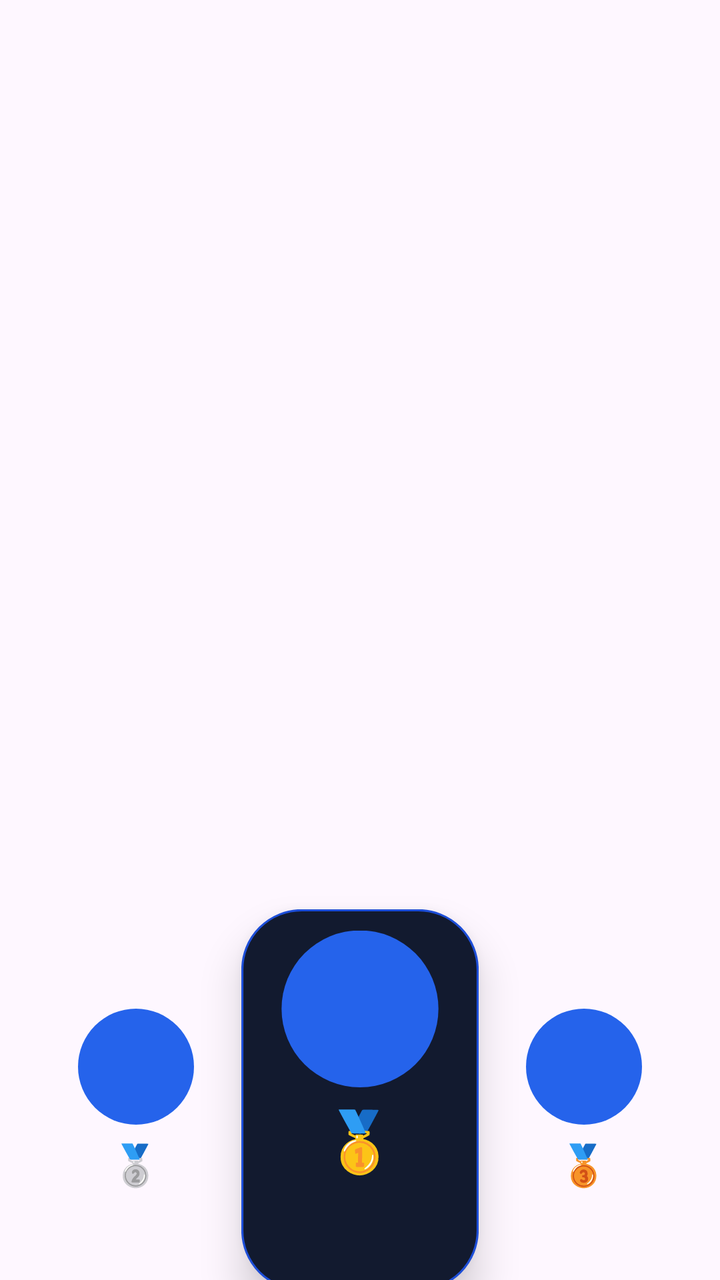
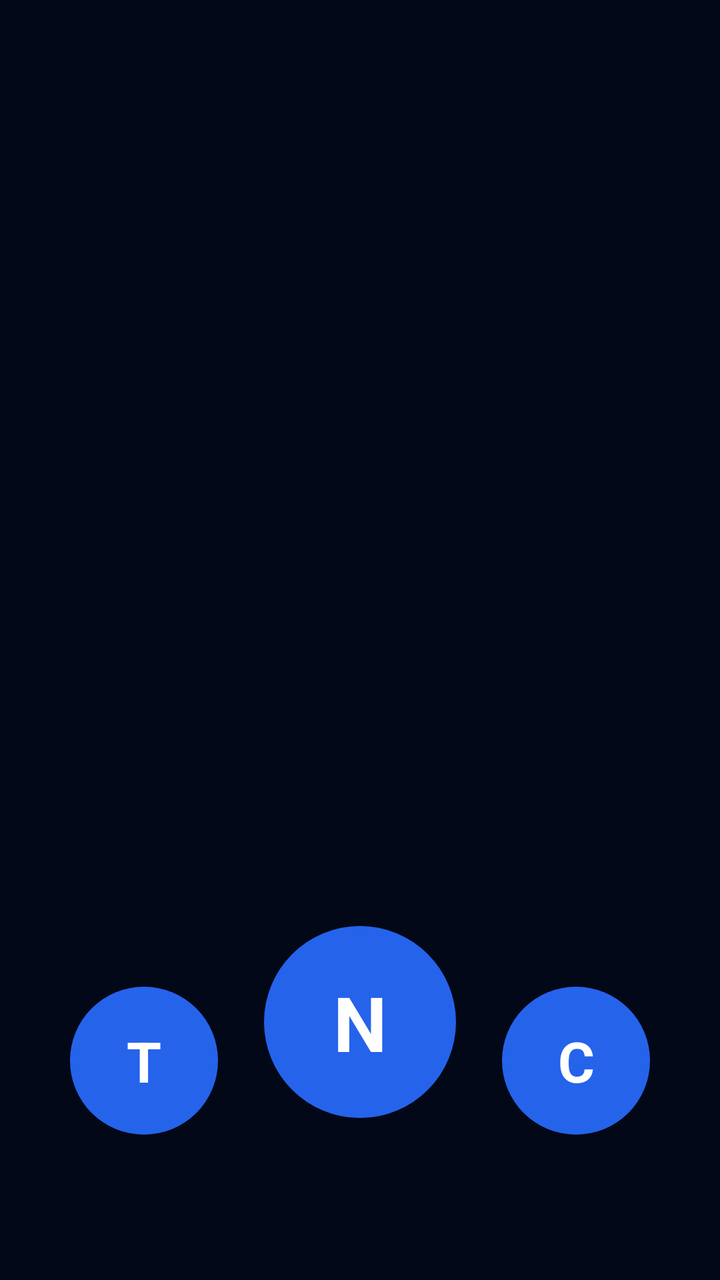

Two renders of the same Android screen: before a commit and after it. Below are the layout's source before the change and the commit's diff.
<!-- AndroidManifest.xml: application theme Theme.Democode3 -->
<!-- res/layout/layout_gamification_top3.xml -->
<?xml version="1.0" encoding="utf-8"?>
<LinearLayout
    xmlns:android="http://schemas.android.com/apk/res/android"
    android:layout_width="match_parent"
    android:layout_height="180dp"
    android:orientation="horizontal"
    android:gravity="bottom"
    android:paddingStart="12dp"
    android:paddingEnd="12dp">

    

    <LinearLayout
        android:id="@+id/layoutTop2"
        android:layout_width="0dp"
        android:layout_height="140dp"
        android:layout_weight="1"
        android:gravity="center"
        android:orientation="vertical">

        

        <TextView
            android:id="@+id/txtAvatarTop2"
            android:layout_width="58dp"
            android:layout_height="58dp"
            android:gravity="center"
            android:textColor="@android:color/white"
            android:textStyle="bold"
            android:textSize="22sp"
            android:background="@drawable/bg_avatar"/>

        

        <TextView
            android:layout_width="wrap_content"
            android:layout_height="wrap_content"
            android:text="🥈"
            android:textSize="20sp"
            android:layout_marginTop="6dp"/>

        

        <TextView
            android:id="@+id/txtTop2"
            android:layout_width="wrap_content"
            android:layout_height="wrap_content"
            android:textColor="@android:color/white"
            android:textSize="13sp"
            android:textStyle="bold"
            android:layout_marginTop="4dp"/>

        

        <TextView
            android:id="@+id/txtTop2Xp"
            android:layout_width="wrap_content"
            android:layout_height="wrap_content"
            android:textColor="#94A3B8"
            android:textSize="11sp"
            android:layout_marginTop="4dp"/>
    </LinearLayout>

    

    <LinearLayout
        android:id="@+id/layoutTop1"
        android:layout_width="0dp"
        android:layout_height="180dp"
        android:layout_weight="1"
        android:gravity="center"
        android:orientation="vertical"
        android:background="@drawable/bg_card_primary"
        android:elevation="12dp"
        android:scaleX="1.06"
        android:scaleY="1.06"
        android:padding="10dp">

        

        <TextView
            android:id="@+id/txtAvatarTop1"
            android:layout_width="74dp"
            android:layout_height="74dp"
            android:gravity="center"
            android:textColor="@android:color/white"
            android:textStyle="bold"
            android:textSize="28sp"
            android:background="@drawable/bg_avatar"/>

        

        <TextView
            android:layout_width="wrap_content"
            android:layout_height="wrap_content"
            android:text="🥇"
            android:textSize="28sp"
            android:layout_marginTop="6dp"/>

        

        <TextView
            android:id="@+id/txtTop1"
            android:layout_width="wrap_content"
            android:layout_height="wrap_content"
            android:textColor="@android:color/white"
            android:textStyle="bold"
            android:textSize="15sp"
            android:layout_marginTop="4dp"/>

        

        <TextView
            android:id="@+id/txtTop1Xp"
            android:layout_width="wrap_content"
            android:layout_height="wrap_content"
            android:textColor="#94A3B8"
            android:textSize="12sp"
            android:layout_marginTop="4dp"/>
    </LinearLayout>

    

    <LinearLayout
        android:id="@+id/layoutTop3"
        android:layout_width="0dp"
        android:layout_height="140dp"
        android:layout_weight="1"
        android:gravity="center"
        android:orientation="vertical">

        

        <TextView
            android:id="@+id/txtAvatarTop3"
            android:layout_width="58dp"
            android:layout_height="58dp"
            android:gravity="center"
            android:textColor="@android:color/white"
            android:textStyle="bold"
            android:textSize="22sp"
            android:background="@drawable/bg_avatar"/>

        

        <TextView
            android:layout_width="wrap_content"
            android:layout_height="wrap_content"
            android:text="🥉"
            android:textSize="20sp"
            android:layout_marginTop="6dp"/>

        

        <TextView
            android:id="@+id/txtTop3"
            android:layout_width="wrap_content"
            android:layout_height="wrap_content"
            android:textColor="@android:color/white"
            android:textSize="13sp"
            android:textStyle="bold"
            android:layout_marginTop="4dp"/>

        

        <TextView
            android:id="@+id/txtTop3Xp"
            android:layout_width="wrap_content"
            android:layout_height="wrap_content"
            android:textColor="#94A3B8"
            android:textSize="11sp"
            android:layout_marginTop="4dp"/>
    </LinearLayout>

</LinearLayout>
<!-- resources referenced by this layout -->
<resources>
  <!-- drawable bg_avatar (drawable) -->
  <?xml version="1.0" encoding="utf-8"?>
  <shape
      xmlns:android="http://schemas.android.com/apk/res/android"
      android:shape="oval">
  
      <solid android:color="@color/blue_primary"/>
  
  </shape>
  <!-- drawable bg_card_primary (drawable) -->
  <?xml version="1.0" encoding="utf-8"?>
  <shape
      xmlns:android="http://schemas.android.com/apk/res/android">
  
      <solid android:color="#121A2F"/>
  
      <stroke
          android:width="1dp"
          android:color="#1D4ED8"/>
  
      <corners android:radius="28dp"/>
  
  </shape>
  <style name="Theme.Democode3" parent="Base.Theme.Democode3" />
  <color name="blue_primary">#2563EB</color>
  <style name="Base.Theme.Democode3" parent="Theme.Material3.DayNight.NoActionBar">
          
          
      </style>
</resources>

<!-- the commit's change to res/layout/layout_gamification_top3.xml (unified diff, before → after) -->
@@ -2,63 +2,50 @@
 <LinearLayout
     xmlns:android="http://schemas.android.com/apk/res/android"
     android:layout_width="match_parent"
-    android:layout_height="180dp"
+    android:layout_height="210dp"
+    android:gravity="bottom"
     android:orientation="horizontal"
-    android:gravity="bottom"
-    android:paddingStart="12dp"
-    android:paddingEnd="12dp">
+    android:paddingStart="18dp"
+    android:paddingEnd="18dp"
+    android:paddingTop="10dp">
 
     
 
     <LinearLayout
         android:id="@+id/layoutTop2"
         android:layout_width="0dp"
-        android:layout_height="140dp"
+        android:layout_height="160dp"
         android:layout_weight="1"
         android:gravity="center"
         android:orientation="vertical">
 
-        
-
         <TextView
             android:id="@+id/txtAvatarTop2"
-            android:layout_width="58dp"
-            android:layout_height="58dp"
+            android:layout_width="74dp"
+            android:layout_height="74dp"
+            android:background="@drawable/bg_avatar_blue"
             android:gravity="center"
-            android:textColor="@android:color/white"
-            android:textStyle="bold"
-            android:textSize="22sp"
-            android:background="@drawable/bg_avatar"/>
-
-        
-
-        <TextView
-            android:layout_width="wrap_content"
-            android:layout_height="wrap_content"
-            android:text="🥈"
-            android:textSize="20sp"
-            android:layout_marginTop="6dp"/>
-
-        
+            android:text="T"
+            android:textColor="#FFFFFF"
+            android:textSize="28sp"
+            android:textStyle="bold"/>
 
         <TextView
             android:id="@+id/txtTop2"
             android:layout_width="wrap_content"
             android:layout_height="wrap_content"
-            android:textColor="@android:color/white"
-            android:textSize="13sp"
-            android:textStyle="bold"
-            android:layout_marginTop="4dp"/>
-
-        
+            android:layout_marginTop="10dp"
+            android:textColor="#FFFFFF"
+            android:textSize="18sp"
+            android:textStyle="bold"/>
 
         <TextView
             android:id="@+id/txtTop2Xp"
             android:layout_width="wrap_content"
             android:layout_height="wrap_content"
-            android:textColor="#94A3B8"
-            android:textSize="11sp"
-            android:layout_marginTop="4dp"/>
+            android:layout_marginTop="6dp"
+            android:textColor="#60A5FA"
+            android:textSize="14sp"/>
     </LinearLayout>
 
     
@@ -66,57 +53,39 @@
     <LinearLayout
         android:id="@+id/layoutTop1"
         android:layout_width="0dp"
-        android:layout_height="180dp"
+        android:layout_height="190dp"
         android:layout_weight="1"
         android:gravity="center"
-        android:orientation="vertical"
-        android:background="@drawable/bg_card_primary"
-        android:elevation="12dp"
-        android:scaleX="1.06"
-        android:scaleY="1.06"
-        android:padding="10dp">
-
-        
+        android:orientation="vertical">
 
         <TextView
             android:id="@+id/txtAvatarTop1"
-            android:layout_width="74dp"
-            android:layout_height="74dp"
+            android:layout_width="96dp"
+            android:layout_height="96dp"
+            android:background="@drawable/bg_avatar_blue"
             android:gravity="center"
-            android:textColor="@android:color/white"
-            android:textStyle="bold"
-            android:textSize="28sp"
-            android:background="@drawable/bg_avatar"/>
-
-        
-
-        <TextView
-            android:layout_width="wrap_content"
-            android:layout_height="wrap_content"
-            android:text="🥇"
-            android:textSize="28sp"
-            android:layout_marginTop="6dp"/>
-
-        
+            android:text="N"
+            android:textColor="#FFFFFF"
+            android:textSize="38sp"
+            android:textStyle="bold"/>
 
         <TextView
             android:id="@+id/txtTop1"
             android:layout_width="wrap_content"
             android:layout_height="wrap_content"
-            android:textColor="@android:color/white"
-            android:textStyle="bold"
-            android:textSize="15sp"
-            android:layout_marginTop="4dp"/>
-
-        
+            android:layout_marginTop="12dp"
+            android:textColor="#FFFFFF"
+            android:textSize="22sp"
+            android:textStyle="bold"/>
 
         <TextView
             android:id="@+id/txtTop1Xp"
             android:layout_width="wrap_content"
             android:layout_height="wrap_content"
-            android:textColor="#94A3B8"
-            android:textSize="12sp"
-            android:layout_marginTop="4dp"/>
+            android:layout_marginTop="6dp"
+            android:textColor="#60A5FA"
+            android:textSize="15sp"
+            android:textStyle="bold"/>
     </LinearLayout>
 
     
@@ -124,52 +93,38 @@
     <LinearLayout
         android:id="@+id/layoutTop3"
         android:layout_width="0dp"
-        android:layout_height="140dp"
+        android:layout_height="160dp"
         android:layout_weight="1"
         android:gravity="center"
         android:orientation="vertical">
 
-        
-
         <TextView
             android:id="@+id/txtAvatarTop3"
-            android:layout_width="58dp"
-            android:layout_height="58dp"
+            android:layout_width="74dp"
+            android:layout_height="74dp"
+            android:background="@drawable/bg_avatar_blue"
             android:gravity="center"
-            android:textColor="@android:color/white"
-            android:textStyle="bold"
-            android:textSize="22sp"
-            android:background="@drawable/bg_avatar"/>
-
-        
-
-        <TextView
-            android:layout_width="wrap_content"
-            android:layout_height="wrap_content"
-            android:text="🥉"
-            android:textSize="20sp"
-            android:layout_marginTop="6dp"/>
-
-        
+            android:text="C"
+            android:textColor="#FFFFFF"
+            android:textSize="28sp"
+            android:textStyle="bold"/>
 
         <TextView
             android:id="@+id/txtTop3"
             android:layout_width="wrap_content"
             android:layout_height="wrap_content"
-            android:textColor="@android:color/white"
-            android:textSize="13sp"
-            android:textStyle="bold"
-            android:layout_marginTop="4dp"/>
-
-        
+            android:layout_marginTop="10dp"
+            android:textColor="#FFFFFF"
+            android:textSize="18sp"
+            android:textStyle="bold"/>
 
         <TextView
             android:id="@+id/txtTop3Xp"
             android:layout_width="wrap_content"
             android:layout_height="wrap_content"
-            android:textColor="#94A3B8"
-            android:textSize="11sp"
-            android:layout_marginTop="4dp"/>
+            android:layout_marginTop="6dp"
+            android:textColor="#60A5FA"
+            android:textSize="14sp"/>
     </LinearLayout>
 
 </LinearLayout>
<!-- resource entries referenced after the edit -->
@@ -1,33 +1,32 @@
 <!-- resources referenced by this layout -->
 <resources>
-  <!-- drawable bg_avatar (drawable) -->
+  <!-- drawable bg_avatar_blue (drawable) -->
   <?xml version="1.0" encoding="utf-8"?>
   <shape
       xmlns:android="http://schemas.android.com/apk/res/android"
       android:shape="oval">
   
-      <solid android:color="@color/blue_primary"/>
-  
-  </shape>
-  <!-- drawable bg_card_primary (drawable) -->
-  <?xml version="1.0" encoding="utf-8"?>
-  <shape
-      xmlns:android="http://schemas.android.com/apk/res/android">
-  
-      <solid android:color="#121A2F"/>
-  
-      <stroke
-          android:width="1dp"
-          android:color="#1D4ED8"/>
-  
-      <corners android:radius="28dp"/>
+      <solid
+          android:color="#2563EB"/>
   
   </shape>
   <style name="Theme.Democode3" parent="Base.Theme.Democode3" />
-  <color name="blue_primary">#2563EB</color>
   <style name="Base.Theme.Democode3" parent="Theme.Material3.DayNight.NoActionBar">
+  
           
-          
+  
+          <item name="colorPrimary">
+              #2563EB
+          </item>
+  
+          <item name="colorSecondary">
+              #2563EB
+          </item>
+  
+          <item name="android:colorBackground">
+              #020817
+          </item>
+  
       </style>
 </resources>
 
